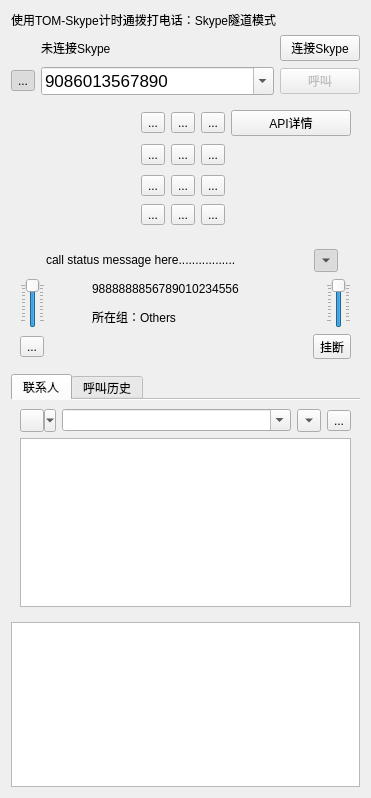
Qt form skypephone.ui (kitech/kitphone) before a commit.
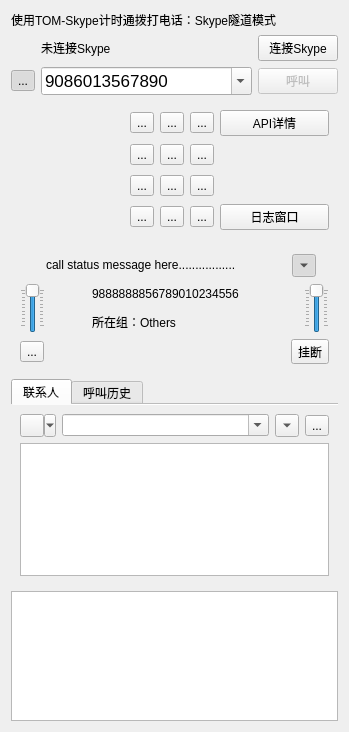
The same form after that commit. Icons and pictures are not drawn.

```diff
--- a/skypephone.ui
+++ b/skypephone.ui
@@ -6,8 +6,8 @@
    <rect>
     <x>0</x>
     <y>0</y>
-    <width>371</width>
-    <height>798</height>
+    <width>349</width>
+    <height>732</height>
    </rect>
   </property>
   <property name="contextMenuPolicy">
@@ -385,6 +385,13 @@
         </property>
        </widget>
       </item>
+      <item row="3" column="4">
+       <widget class="QPushButton" name="pushButton_2">
+        <property name="text">
+         <string>日志窗口</string>
+        </property>
+       </widget>
+      </item>
      </layout>
     </widget>
    </item>
@@ -486,7 +493,7 @@
           <property name="minimumSize">
            <size>
             <width>0</width>
-            <height>50</height>
+            <height>40</height>
            </size>
           </property>
           <property name="maximumSize">
@@ -560,7 +567,7 @@
           <property name="minimumSize">
            <size>
             <width>0</width>
-            <height>50</height>
+            <height>40</height>
            </size>
           </property>
           <property name="maximumSize">
```
Left out of the diff: 2 changed lines with no effect on the pictures.
